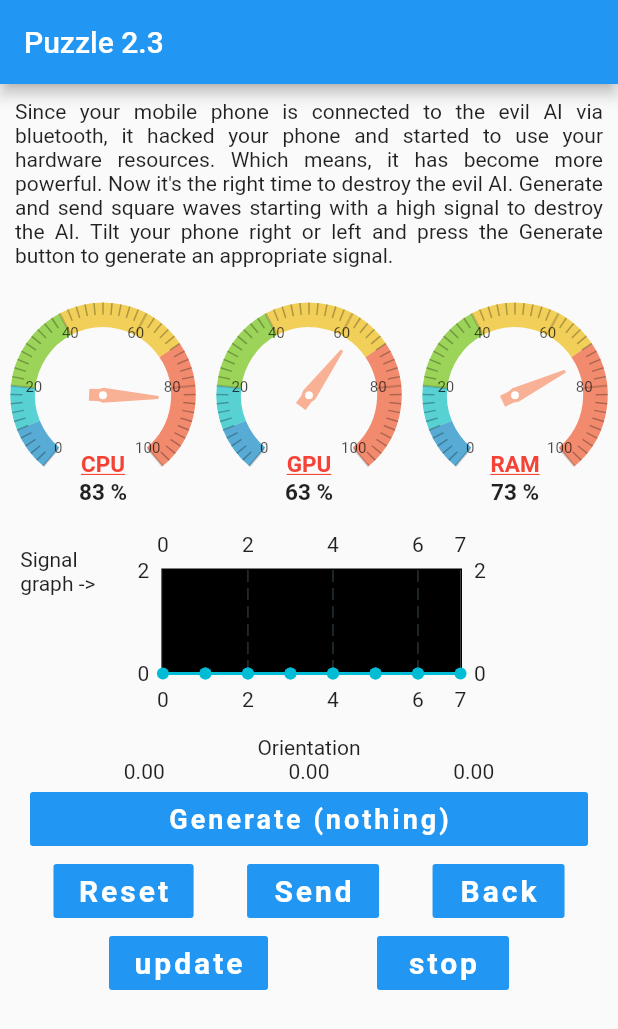
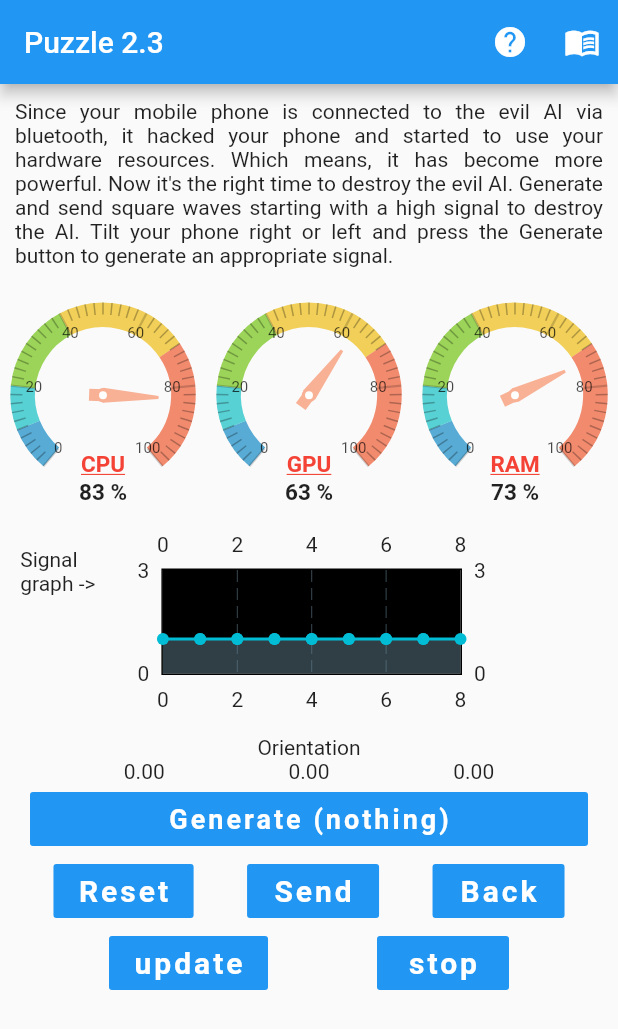
Before and after one commit to ubilab-ws20/puzzle1, a Flutter app: the Puzzle2Screen3 screen opened directly, after a tap on "Reset", on a phone screen of 412 x 824 dp. Shown: the top 1029 px of the screen. Run offline on Flutter 3.47's test engine with Material 2 defaults, Android fonts, the light colour scheme and no system bars; drawn by our look-alikes of fl_chart, syncfusion_flutter_gauges; our stand-ins replace audioplayers, flutter_map, geolocator, latlong, numberpicker, page_transition and 1 more; missing offline and left inert: beacons_plugin, motion_sensors, user_location; statements that could not run were skipped.

Commit message:
Add files via upload

```diff
--- a/lib/puzzle_2/puzzle2Screen3.dart
+++ b/lib/puzzle_2/puzzle2Screen3.dart
@@ -12,6 +12,10 @@ import 'package:motion_sensors/motion_sensors.dart';
 import 'package:ubilab_scavenger_hunt/puzzle_2/puzzle2.dart';
 import 'package:ubilab_scavenger_hunt/puzzle_2/puzzle2MainScreen.dart';
 
+import 'package:ubilab_scavenger_hunt/framework/gameMenuScreen.dart';
+import 'package:ubilab_scavenger_hunt/framework/hintScreen.dart';
+import 'package:ubilab_scavenger_hunt/framework/game.dart';
+
 class Puzzle2Screen3 extends StatefulWidget {
   @override
   Puzzle2Screen3State createState() => Puzzle2Screen3State();
@@ -21,9 +25,16 @@ class Puzzle2Screen3State extends State<Puzzle2Screen3> {
   Vector3 _orientation = Vector3.zero();
   int _groupValue = 0;
 
+  List<String> hintTexts = [
+    "some hint 1",
+    "some hint 2",
+    "some hint 3"
+  ];
+
   @override
   void initState() {
     super.initState();
+    Game.getInstance().updateCurrentHints(hintTexts);
     motionSensors.orientationUpdateInterval =
         Duration.microsecondsPerSecond ~/ 1;
     motionSensors.isOrientationAvailable().then((available) {
@@ -100,6 +111,10 @@ class Puzzle2Screen3State extends State<Puzzle2Screen3> {
       appBar: AppBar(
         automaticallyImplyLeading: false,
         title: Text('Puzzle 2.3'),
+        actions: [
+          hintIconButton(context),
+          gameMenuIconButton(context),
+        ],
       ),
       body: Builder(
         builder: (BuildContext context) {
@@ -768,9 +783,9 @@ class Puzzle2Screen3State extends State<Puzzle2Screen3> {
                         LineChartData(
                             backgroundColor: Colors.black,
                             minX: 0,
-                            maxX: 7,
+                            maxX: 8,
                             minY: 0,
-                            maxY: 2,
+                            maxY: 3,
                             lineBarsData: [
                               LineChartBarData(
                                 belowBarData: BarAreaData(
@@ -792,6 +807,9 @@ class Puzzle2Screen3State extends State<Puzzle2Screen3> {
                                   FlSpot(6, Puzzle23Variables.point6), //1
                                   FlSpot(6, Puzzle23Variables.point7),
                                   FlSpot(7, Puzzle23Variables.point7),
+
+                                  FlSpot(7, Puzzle23Variables.point8),
+                                  FlSpot(8, Puzzle23Variables.point8),
                                 ],
                               ),
                             ]),
@@ -946,13 +964,14 @@ class Puzzle2Screen3State extends State<Puzzle2Screen3> {
                           onPressed: () {
                             setState(() {
                               Puzzle23Variables.pointCounter = 1;
-                              Puzzle23Variables.point1 = 0;
-                              Puzzle23Variables.point2 = 0;
-                              Puzzle23Variables.point3 = 0;
-                              Puzzle23Variables.point4 = 0;
-                              Puzzle23Variables.point5 = 0;
-                              Puzzle23Variables.point6 = 0;
-                              Puzzle23Variables.point7 = 0;
+                              Puzzle23Variables.point1 = 1;
+                              Puzzle23Variables.point2 = 1;
+                              Puzzle23Variables.point3 = 1;
+                              Puzzle23Variables.point4 = 1;
+                              Puzzle23Variables.point5 = 1;
+                              Puzzle23Variables.point6 = 1;
+                              Puzzle23Variables.point7 = 1;
+                              Puzzle23Variables.point8 = 1;
                             });
                           },
                         ),
@@ -975,7 +994,8 @@ class Puzzle2Screen3State extends State<Puzzle2Screen3> {
                                   (Puzzle23Variables.point4 == 0) &&
                                   (Puzzle23Variables.point5 == 1) &&
                                   (Puzzle23Variables.point6 == 0) &&
-                                  (Puzzle23Variables.point7 == 1)) {
+                                  (Puzzle23Variables.point7 == 1)&&
+                                  (Puzzle23Variables.point8 == 1)) {
                                 //puzzle solved
                                 Puzzle23Variables.stopTimer = true;
                                 Puzzle23Variables.puzzleSolved = true;
@@ -1083,13 +1103,14 @@ class Puzzle23Variables {
   static double cpuUsage = 80.0;
   static bool stopTimer = false;
   static double timeCounter = 0;
-  static double point1 = 0; //1
-  static double point2 = 0; //0
-  static double point3 = 0; //1
-  static double point4 = 0; //0
-  static double point5 = 0; //1
-  static double point6 = 0; //0
-  static double point7 = 0; //1
+  static double point1 = 1; //1
+  static double point2 = 1; //0
+  static double point3 = 1; //1
+  static double point4 = 1; //0
+  static double point5 = 1; //1
+  static double point6 = 1; //0
+  static double point7 = 1; //1
+  static double point8 = 1; //1
   static int pointCounter = 1;
   static bool puzzleSolved = false;
 }
--- a/lib/puzzle_2/puzzle2Screen4.dart
+++ b/lib/puzzle_2/puzzle2Screen4.dart
@@ -2,6 +2,10 @@ import 'package:flutter/material.dart';
 import 'dart:async';
 import 'dart:io' show Platform;
 import 'package:beacons_plugin/beacons_plugin.dart';
+
+import 'package:ubilab_scavenger_hunt/framework/gameMenuScreen.dart';
+import 'package:ubilab_scavenger_hunt/framework/hintScreen.dart';
+import 'package:ubilab_scavenger_hunt/framework/game.dart';
 
 class Puzzle2Screen4 extends StatefulWidget {
   @override
@@ -16,10 +20,16 @@ class Puzzle2Screen4State extends State<Puzzle2Screen4> {
   final StreamController<String> beaconEventsController =
   StreamController<String>.broadcast();
 
+  List<String> hintTexts = [
+    "some hint 1",
+    "some hint 2",
+    "some hint 3"
+  ];
   @override
   void initState() {
     super.initState();
     initPlatformState();
+    Game.getInstance().updateCurrentHints(hintTexts);
   }
 
   @override
@@ -90,6 +100,10 @@ class Puzzle2Screen4State extends State<Puzzle2Screen4> {
       home: Scaffold(
         appBar: AppBar(
           title: const Text('Monitoring Beacons'),
+          actions: [
+            hintIconButton(context),
+            gameMenuIconButton(context),
+          ],
         ),
         body: Center(
           child: Column(
```
Also changed, not shown: lib/puzzle_2/puzzle2Screen1.dart (+21 -1 lines), lib/puzzle_2/puzzle2Screen2.dart (+14 -0 lines).
